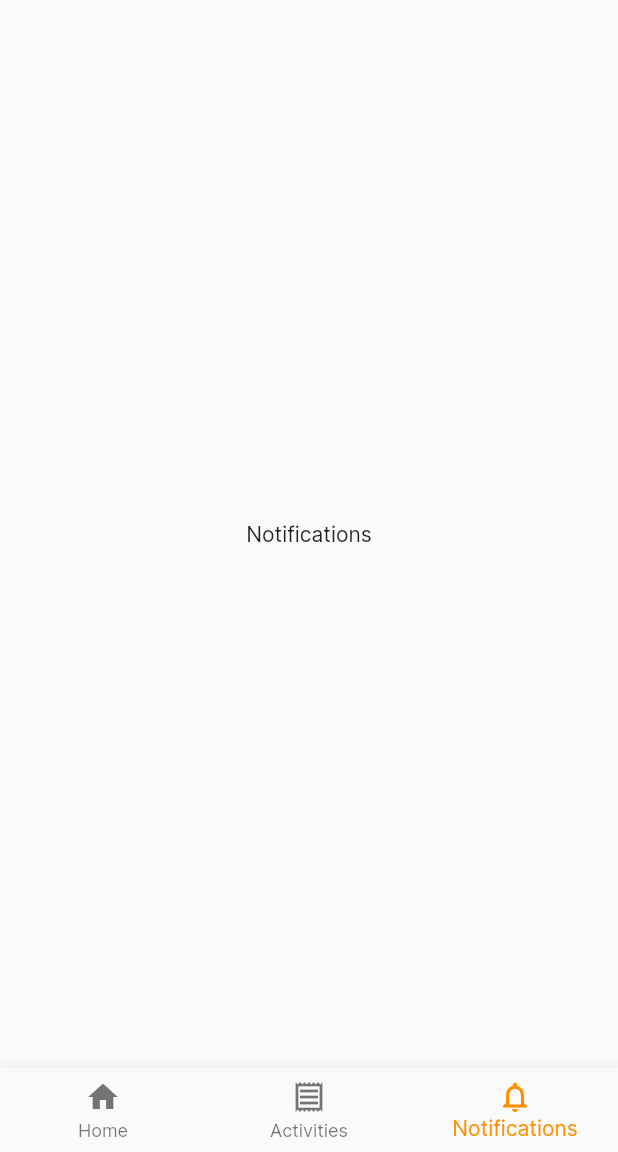
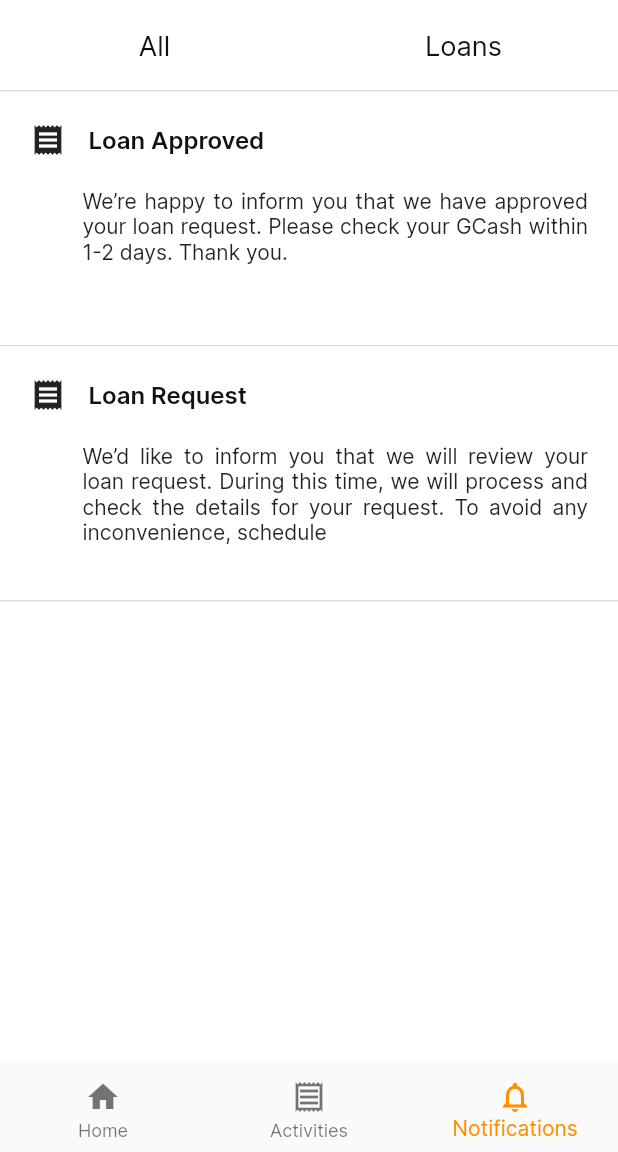
Before and after one commit to jdesolate/lending, a Flutter app: the Onboarding screen opened directly, item 3 of the bottom bar chosen, on a phone screen of 412 x 824 dp, the part 84-1236 px from its top. Run offline on Flutter 3.47's test engine with Material 2 defaults, Android fonts, the phone set to English and light mode, and no system bars; our stand-ins replace firebase_auth, firebase_core, image_picker; accounts and stored records are empty.

Commit message:
v4.5 Notifications Screen 01/28/22

```diff
--- a/lib/screens/notifications.dart
+++ b/lib/screens/notifications.dart
@@ -1,12 +1,96 @@
 import 'package:flutter/material.dart';
+import 'package:lending/widgets/constants.dart';
 
 class Notifications extends StatelessWidget {
-  const Notifications({Key? key}) : super(key: key);
+  Notifications({Key? key}) : super(key: key);
+  final itemCount = notifs.length;
 
   @override
   Widget build(BuildContext context) {
-    return const Center(
-      child: Text('Notifications'),
+    final width = MediaQuery.of(context).size.width;
+    final height = MediaQuery.of(context).size.height;
+
+    return Container(
+      color: Colors.white,
+      child: Column(
+        children: [
+          Container(
+            decoration: const BoxDecoration(
+              border: Border(
+                bottom: BorderSide(
+                  width: 1.0,
+                  color: Color(0xFFDADADA),
+                ),
+              ),
+            ),
+            child: Row(
+                mainAxisAlignment: MainAxisAlignment.spaceEvenly,
+                children: [
+                  ElevatedButton(
+                    onPressed: () {},
+                    style: ElevatedButton.styleFrom(
+                      primary: Colors.white,
+                      onPrimary: accentColor1,
+                      elevation: 0,
+                      fixedSize: Size(
+                        width * 0.5,
+                        60,
+                      ),
+                      shape: RoundedRectangleBorder(
+                        borderRadius: BorderRadius.circular(0.0),
+                      ),
+                    ),
+                    child: Text(
+                      'All',
+                      style: TextStyle(
+                        color: primaryColor3,
+                        fontFamily: 'Inter',
+                        fontWeight: FontWeight.w300,
+                        fontSize: height * 0.022,
+                        decoration: TextDecoration.none,
+                      ),
+                    ),
+                  ),
+                  ElevatedButton(
+                    onPressed: () {},
+                    style: ElevatedButton.styleFrom(
+                      primary: Colors.white,
+                      onPrimary: accentColor1,
+                      elevation: 0,
+                      fixedSize: Size(
+                        width * 0.5,
+                        60,
+                      ),
+                    ),
+                    child: Text(
+                      'Loans',
+                      style: TextStyle(
+                        color: primaryColor3,
+                        fontFamily: 'Inter',
+                        fontWeight: FontWeight.w300,
+                        fontSize: height * 0.022,
+                        decoration: TextDecoration.none,
+                      ),
+                    ),
+                  ),
+                ]),
+          ),
+          Expanded(
+            child: itemCount > 0
+                ? SingleChildScrollView(
+                    child: Column(
+                      children: [for (var item in notifs) item],
+                    ),
+                  )
+                : const Center(
+                    child: Text(
+                      'You\'re free of notifications.',
+                      style: textStyle2,
+                    ),
+                  ),
+          ),
+        ],
+      ),
     );
   }
 }
--- a/lib/screens/onboarding.dart
+++ b/lib/screens/onboarding.dart
@@ -21,9 +21,9 @@ class _OnboardingState extends State<Onboarding> {
     });
   }
 
-  static const List<Widget> _widgetOptions = <Widget>[
-    Home(),
-    Activities(),
+  static final List<Widget> _widgetOptions = <Widget>[
+    const Home(),
+    const Activities(),
     Notifications(),
   ];
 
--- a/lib/widgets/constants.dart
+++ b/lib/widgets/constants.dart
@@ -139,3 +139,89 @@ const String invalidEmailText = 'Invalid email';
 
 //Main
 const String mainErrorText = 'Encountered Error!';
+
+//notifications
+List<Widget> notifs = [
+  Container(
+    height: 170,
+    width: double.maxFinite,
+    padding: const EdgeInsets.all(20.0),
+    decoration: const BoxDecoration(
+      color: Colors.white,
+      border: Border(
+        bottom: BorderSide(
+          width: 1.0,
+          color: Color(0xFFDADADA),
+        ),
+      ),
+    ),
+    child: Column(
+      children: [
+        Row(
+          children: const [
+            Icon(Icons.receipt),
+            SizedBox(
+              width: 15,
+            ),
+            Text('Loan Approved', style: textStyle5),
+          ],
+        ),
+        const SizedBox(
+          height: 20,
+        ),
+        const Padding(
+          padding: EdgeInsets.only(left: 35.0),
+          child: Text(
+            'We’re happy to inform you that we have approved your loan request. Please check your GCash within 1-2 days. Thank you.',
+            style: TextStyle(
+              overflow: TextOverflow.ellipsis,
+            ),
+            maxLines: 4,
+            textAlign: TextAlign.justify,
+          ),
+        ),
+      ],
+    ),
+  ),
+  Container(
+    height: 170,
+    width: double.maxFinite,
+    padding: const EdgeInsets.all(20.0),
+    decoration: const BoxDecoration(
+      color: Colors.white,
+      border: Border(
+        bottom: BorderSide(
+          width: 1.0,
+          color: Color(0xFFDADADA),
+        ),
+      ),
+    ),
+    child: Column(
+      children: [
+        Row(
+          children: const [
+            Icon(Icons.receipt),
+            SizedBox(
+              width: 15,
+            ),
+            Text('Loan Request', style: textStyle5),
+          ],
+        ),
+        const SizedBox(
+          height: 20,
+        ),
+        const Padding(
+          padding: EdgeInsets.only(left: 35.0),
+          child: Text(
+            'We’d like to inform you that we will review your loan request. During this time, we will process and check the details for your request. To avoid any inconvenience, schedule ',
+            style: TextStyle(
+              overflow: TextOverflow.ellipsis,
+            ),
+            maxLines: 4,
+            textAlign: TextAlign.justify,
+          ),
+        ),
+      ],
+    ),
+  ),
+];
```
